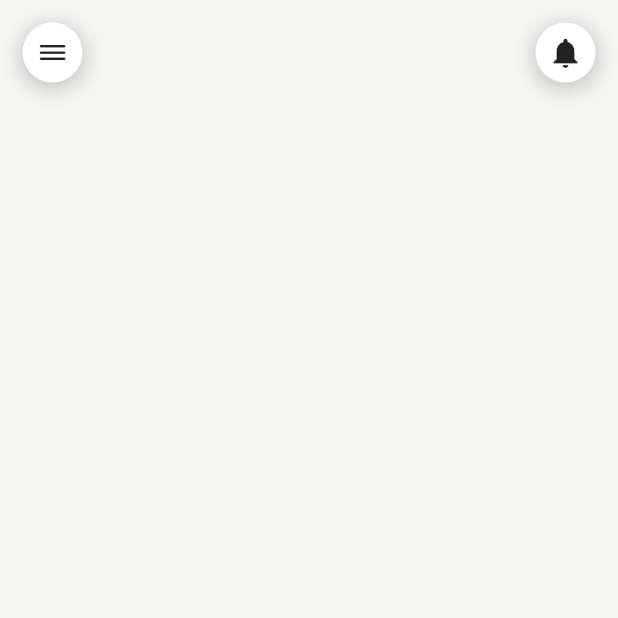
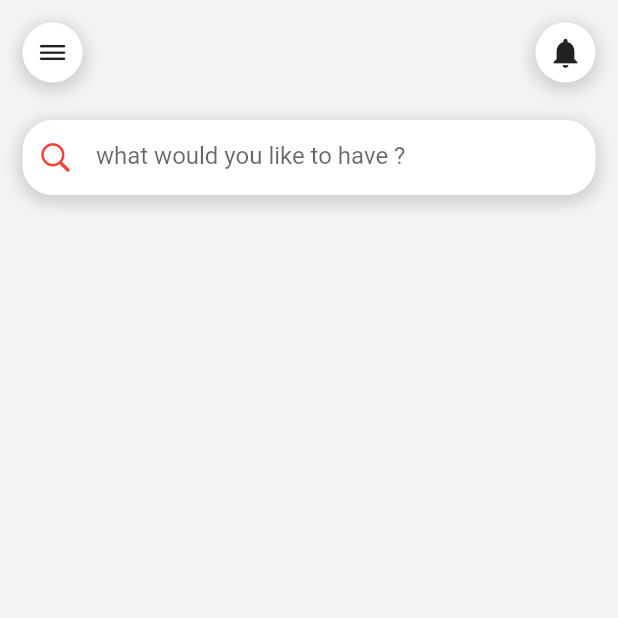
Before and after one commit to AyaEidAttya/food_delivery_app, a Flutter app: the screen it shows after launch, on a phone screen of 412 x 824 dp, the top half of it. Run offline on Flutter 3.47's test engine with Material 2 defaults, Android fonts, the phone set to English and light mode, and no system bars.

Commit message:
creat text field search to order

```diff
--- a/lib/pages/HomePage.dart
+++ b/lib/pages/HomePage.dart
@@ -1,4 +1,5 @@
 import 'package:delivery_app/widget/AppBar.dart';
+import 'package:flutter/cupertino.dart';
 import 'package:flutter/material.dart';
 
 class HomePage extends StatelessWidget {
@@ -7,10 +8,49 @@ class HomePage extends StatelessWidget {
   @override
   Widget build(BuildContext context) {
     return Scaffold(
-        body: ListView(
+      body: ListView(
         children: [
           AppBarWidget(),
+          Padding(
+            padding: EdgeInsets.symmetric(vertical: 10, horizontal: 15),
+            child: Container(
+              width: double.infinity,
+              height: 50,
+              decoration: BoxDecoration(color: Colors.white,
+             borderRadius: BorderRadius.circular(20),
+             boxShadow:[ BoxShadow(blurRadius:10,
+             spreadRadius: 2,
+             color: Colors.grey.withOpacity(0.5),
+             offset: Offset(0, 3),
+              )]
 
+
+              ),
+              child: Padding(padding: EdgeInsets.symmetric(horizontal: 10),
+              child: Row(
+                children: [
+                  Icon(CupertinoIcons.search,color: Colors.red,),
+                 Container(
+                  height: 50,
+                  width: 300,
+                  child: Padding(padding: EdgeInsets.symmetric(horizontal: 15,
+                  ),
+                  child: TextFormField(
+                    decoration: InputDecoration(
+                      hintText: "what would you like to have ?",
+                       border: InputBorder.none,
+                    ),
+                  ),
+
+                  ),
+                 )
+                ],
+              ),
+              ),
+
+            ),
+
+          ),
         ],
       ),
     );
```
